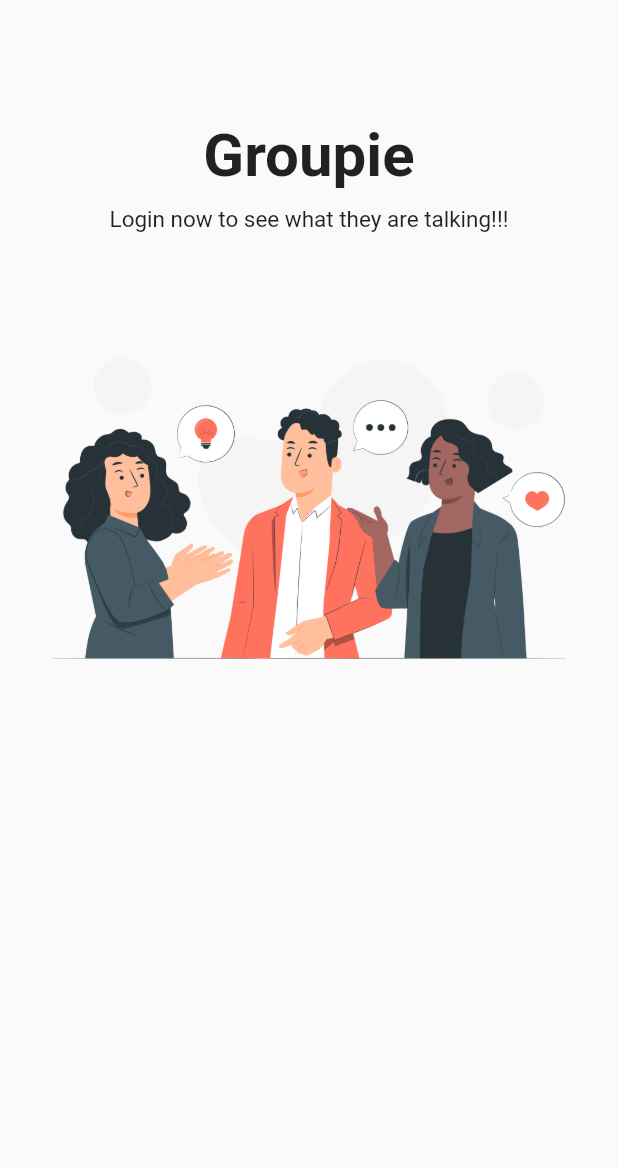
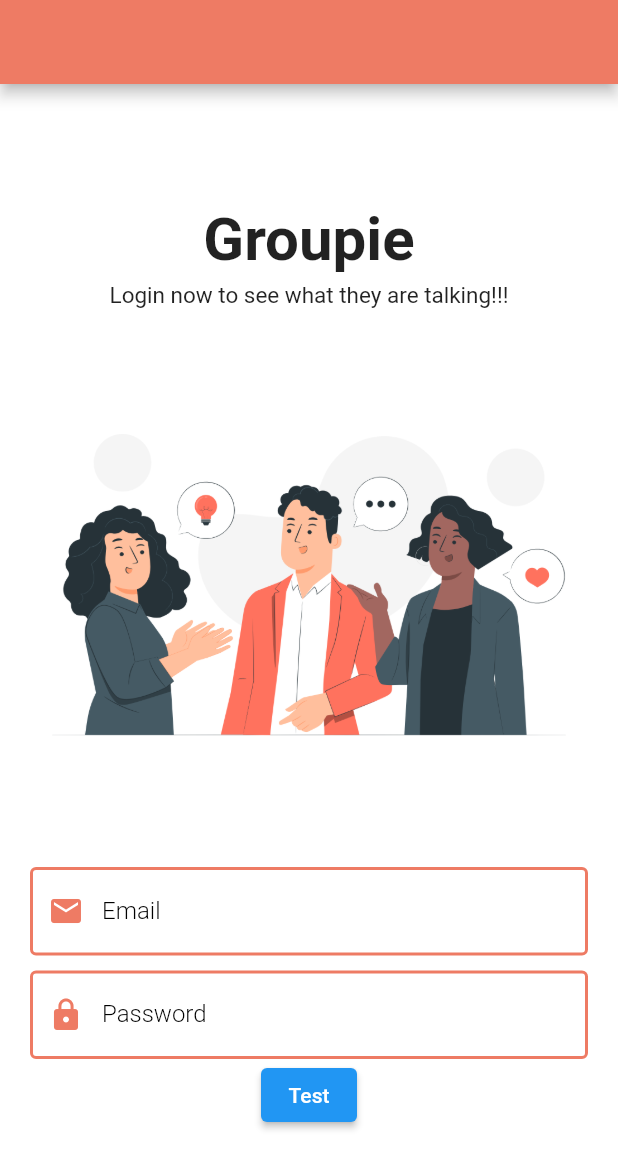
Before and after one commit to amit142857/chat_app_in_flutter, a Flutter app: the screen it shows after launch, on a phone screen of 412 x 824 dp. Shown: the top 1169 px of the screen. Run offline on Flutter 3.47's test engine with Material 2 defaults, Android fonts, the light colour scheme and no system bars; our stand-ins replace firebase_core, shared_preferences; accounts and stored records are empty.

Commit message:
added email and password field

```diff
--- a/lib/main.dart
+++ b/lib/main.dart
@@ -54,6 +54,10 @@ class _MyAppState extends State<MyApp> {
 
   Widget build(BuildContext context) {
     return MaterialApp(
+      theme: ThemeData(
+        primaryColor: Constants().primaryColor,
+        scaffoldBackgroundColor: Colors.white,
+      ),
       debugShowCheckedModeBanner: false,
       home: _isSignedIn ? const HomeScreen() : const LoginPage(),
     );
--- a/lib/pages/auth/login_page.dart
+++ b/lib/pages/auth/login_page.dart
@@ -1,3 +1,4 @@
+import 'package:chat_app_in_flutter/widgets/widgets.dart';
 import 'package:flutter/material.dart';
 
 class LoginPage extends StatefulWidget {
@@ -9,9 +10,14 @@ class LoginPage extends StatefulWidget {
 
 class _LoginPageState extends State<LoginPage> {
   final formKey = GlobalKey<FormState>();
+  String email = "";
+  String password = "";
   @override
   Widget build(BuildContext context) {
     return Scaffold(
+      appBar: AppBar(
+        backgroundColor: Theme.of(context).primaryColor,
+      ),
       body: SingleChildScrollView(
         child: Padding(
           padding: const EdgeInsets.symmetric(horizontal: 20, vertical: 80),
@@ -28,7 +34,7 @@ class _LoginPageState extends State<LoginPage> {
                   fontWeight: FontWeight.bold,
                 ),
                 ),
-                const SizedBox(height: 10),
+                const SizedBox(height: 5),
                 const Text(
                     "Login now to see what they are talking!!!",
                   style: TextStyle(
@@ -36,7 +42,49 @@ class _LoginPageState extends State<LoginPage> {
                     fontWeight: FontWeight.w400,
                   ),
                 ),
-                Image.asset('Assets/login.png'),  //38.04
+                Image.asset('Assets/login.png'),
+                TextFormField(
+                  decoration: textInputDecoration.copyWith(
+                    labelText: "Email",
+                    prefixIcon: Icon(Icons.email, color: Theme.of(context).primaryColor,),
+                  ),
+                  onChanged: (val){
+                    setState(() {
+                      email = val;
+                    });
+                  },
+                  validator: (val){
+                    return RegExp(
+                        r"^[a-zA-Z0-9.a-zA-Z0-9.!#$%&'*+-/=?^_`{|}~]+@[a-zA-Z0-9]+\.[a-zA-Z]+")
+                        .hasMatch(val!)
+                        ? null
+                        : "Please enter a valid email";
+                  },
+                ),
+                const SizedBox(height: 10),
+                TextFormField(
+                  obscureText: true,
+                    decoration: textInputDecoration.copyWith(
+                      labelText: "Password",
+                      prefixIcon: Icon(Icons.lock, color: Theme.of(context).primaryColor,),
+                    ),
+                  validator: (val){
+                    if(val!.length < 6){
+                      return "Password must be atleast 6 characters";
+                    } else {
+                      return null;
+                    }
+                  },
+                  onChanged: (val){
+                    setState(() {
+                      password = val;
+                    });
+                  },
+                ),
+                ElevatedButton(
+                    onPressed: (){},
+                    child: const Text("Test"),
+                )
               ],
             ),
           ),
@@ -44,4 +92,5 @@ class _LoginPageState extends State<LoginPage> {
       ),
     );
   }
+
 }
--- a/lib/shared/constants.dart
+++ b/lib/shared/constants.dart
@@ -1,7 +1,9 @@
+import 'package:flutter/material.dart';
+
 class Constants{
   static String appId = "1:332576124070:web:3cc0fb40bc5d53a4e09867";
   static String apiKey = "AIzaSyCm7VL6mSVW8vBZc30fOO9Ezzs1d8YJx2o";
   static String messagingSenderId = "332576124070";
   static String projectId = "flutterchatapp-18079";
-
+  final primaryColor = Color(0xFFee7b64);
 }
--- /dev/null
+++ b/lib/widgets/widgets.dart
@@ -0,0 +1,23 @@
+import 'package:flutter/material.dart';
+
+const textInputDecoration = InputDecoration(
+  labelStyle: TextStyle(color: Colors.black, fontWeight: FontWeight.w300),
+  focusedBorder: OutlineInputBorder(
+    borderSide: BorderSide(
+      color: Color(0xFFee7b64),
+      width: 2
+    )
+  ),
+  enabledBorder: OutlineInputBorder(
+      borderSide: BorderSide(
+          color: Color(0xFFee7b64),
+          width: 2
+      )
+  ),
+  errorBorder: OutlineInputBorder(
+      borderSide: BorderSide(
+          color: Color(0xFFee7b64),
+          width: 2
+      )
+  ),
+);
```
